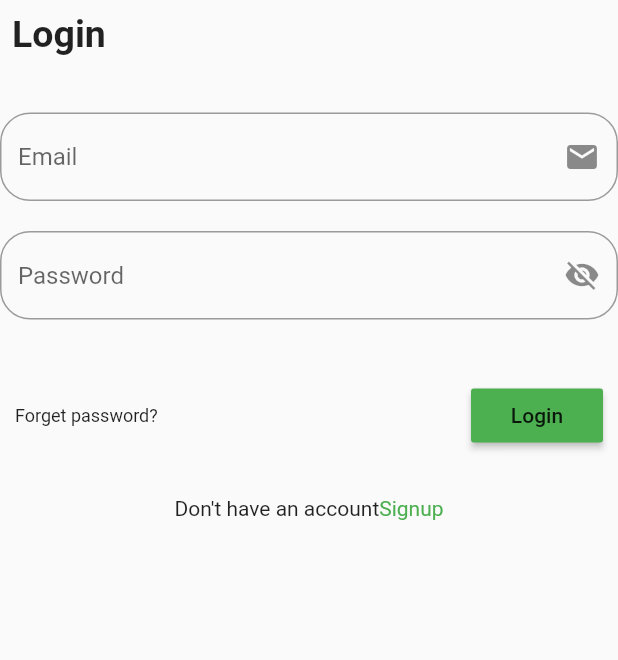
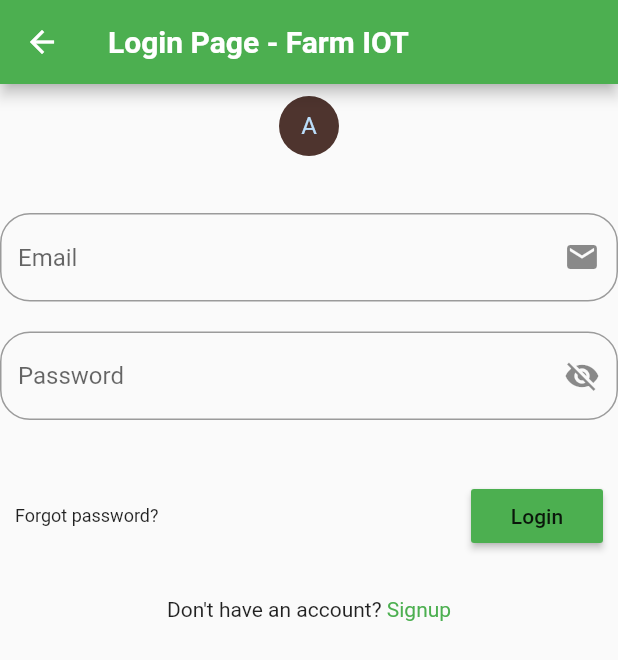
Before and after one commit to Farm-IOT/Farm-Iot-App-Tflite, a Flutter app: the screen it shows after launch, after a tap on "Login", on a phone screen of 412 x 824 dp. Shown: the top 660 px of the screen. Run offline on Flutter 3.47's test engine with Material 2 defaults, Android fonts, the phone set to English and light mode, and no system bars; our stand-ins replace image_picker; missing offline and left inert: tflite.

Commit message:
Login Signup pages modified

```diff
--- a/lib/main.dart
+++ b/lib/main.dart
@@ -19,14 +19,14 @@ class WelcomePage extends StatelessWidget {
               style: TextStyle(
                 fontWeight: FontWeight.bold,
                 color: Colors.black,
-                fontSize: 40
+                fontSize: 20
               ),
             ),
             SizedBox(height: 25,),
             FlatButton(
               color: Colors.green,
               child: Text("Login",
-                style: TextStyle(color: Colors.white, fontWeight: FontWeight.bold,fontSize: 30),
+                style: TextStyle(color: Colors.white, fontWeight: FontWeight.bold,fontSize: 20),
               ),
               onPressed: (){
                 Navigator.push(context, MaterialPageRoute(builder: (context)=>LoginPage()));
@@ -35,7 +35,7 @@ class WelcomePage extends StatelessWidget {
             FlatButton(
               color: Colors.green,
               child: Text("Sign Up",
-                style: TextStyle(color: Colors.white, fontWeight: FontWeight.bold,fontSize: 30),
+                style: TextStyle(color: Colors.white, fontWeight: FontWeight.bold,fontSize: 20),
               ),
               onPressed: (){
                 Navigator.push(context, MaterialPageRoute(builder: (context)=>SignupPage()));
--- a/lib/screens/login.dart
+++ b/lib/screens/login.dart
@@ -8,29 +8,45 @@ class LoginPage extends StatefulWidget {
 }
 
 class _LoginPageState extends State<LoginPage> {
+  final emailController = TextEditingController();
+  final pwdController = TextEditingController();
+
+  @override
+  void dispose(){
+    emailController.dispose();
+    pwdController.dispose();
+    super.dispose();
+  }
   @override
   Widget build(BuildContext context) {
     double width=MediaQuery.of(context).size.width;
     double height=MediaQuery.of(context).size.height;
     return Scaffold(
+      appBar: AppBar(
+        backgroundColor: Colors.green,
+        title: Text("Login Page - Farm IOT",
+          style: TextStyle(color: Colors.white, fontWeight: FontWeight.bold)
+        ),
+      ),
       body: Container(
         height: height,
         width: width,
         child: SingleChildScrollView(
           child: Column(
+            crossAxisAlignment: CrossAxisAlignment.center,
             mainAxisAlignment: MainAxisAlignment.center,
             children: [
               Padding(
                 padding: const EdgeInsets.all(8.0),
-                child: Row(
-                  mainAxisAlignment: MainAxisAlignment.start,
-                  children: [
-                    Text('Login',style: TextStyle(fontSize: 25.0,fontWeight: FontWeight.bold),),
-                  ],
+                child: CircleAvatar(
+                  radius: 20.0,
+                  backgroundColor: Colors.brown.shade800,
+                  child: Text("A"),
                 ),
               ),
               SizedBox(height: 30.0,),
               TextField(
+                controller: emailController,
                 decoration: InputDecoration(
                   hintText: 'Email',
                   suffixIcon: Icon(Icons.email),
@@ -41,6 +57,7 @@ class _LoginPageState extends State<LoginPage> {
               ),
               SizedBox(height: 20.0,),
               TextField(
+                controller: pwdController,
                 obscureText: true,
                 decoration: InputDecoration(
                   hintText: 'Password',
@@ -56,12 +73,14 @@ class _LoginPageState extends State<LoginPage> {
                 child: Row(
                   mainAxisAlignment: MainAxisAlignment.spaceBetween,
                   children: [
-                    Text('Forget password?',style: TextStyle(fontSize: 12.0),),
+                    Text('Forgot password?',style: TextStyle(fontSize: 12.0),),
                     RaisedButton(
                       child: Text('Login'),
                       color: Colors.green,
                       onPressed: (){
-                        Navigator.push(context, MaterialPageRoute(builder: (context)=>ImageAnalyse()));
+                        if(emailController.text == "admin" && pwdController.text == "admin"){
+                          Navigator.push(context, MaterialPageRoute(builder: (context)=>ImageAnalyse()));
+                        }
                       },
                     ),
                   ],
@@ -74,7 +93,7 @@ class _LoginPageState extends State<LoginPage> {
                 },
                 child: Text.rich(
                   TextSpan(
-                      text: 'Don\'t have an account',
+                      text: 'Don\'t have an account? ',
                       children: [
                         TextSpan(
                           text: 'Signup',
```
Also changed, not shown: lib/screens/signup.dart (+20 -14 lines), 1 other file.
